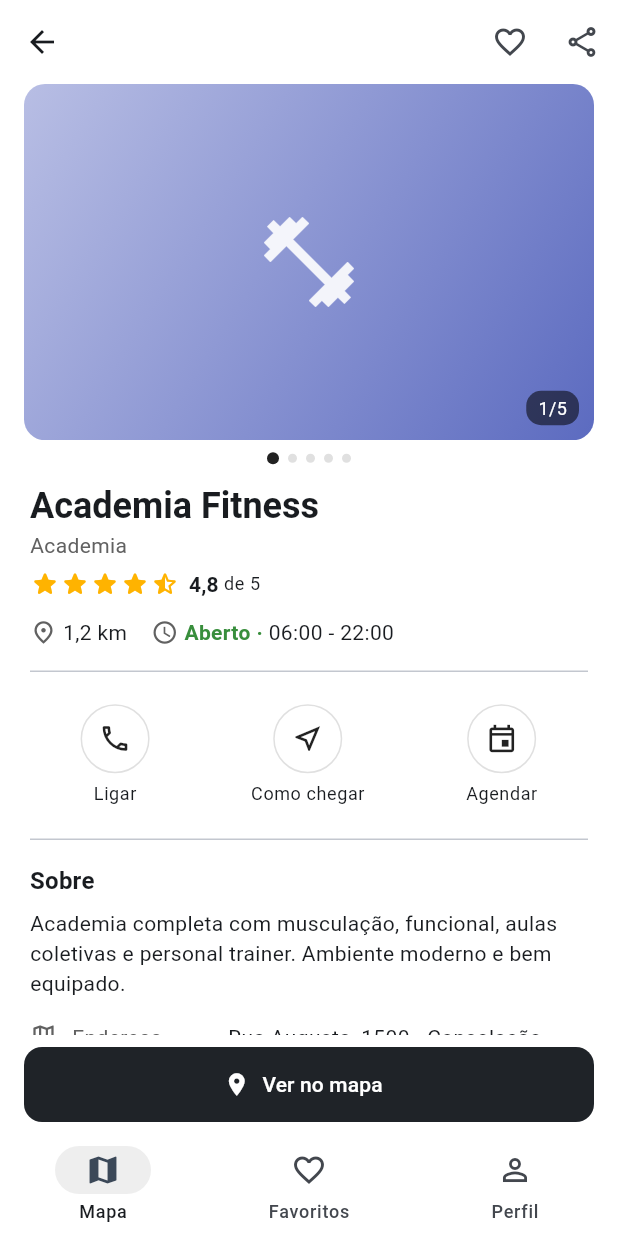
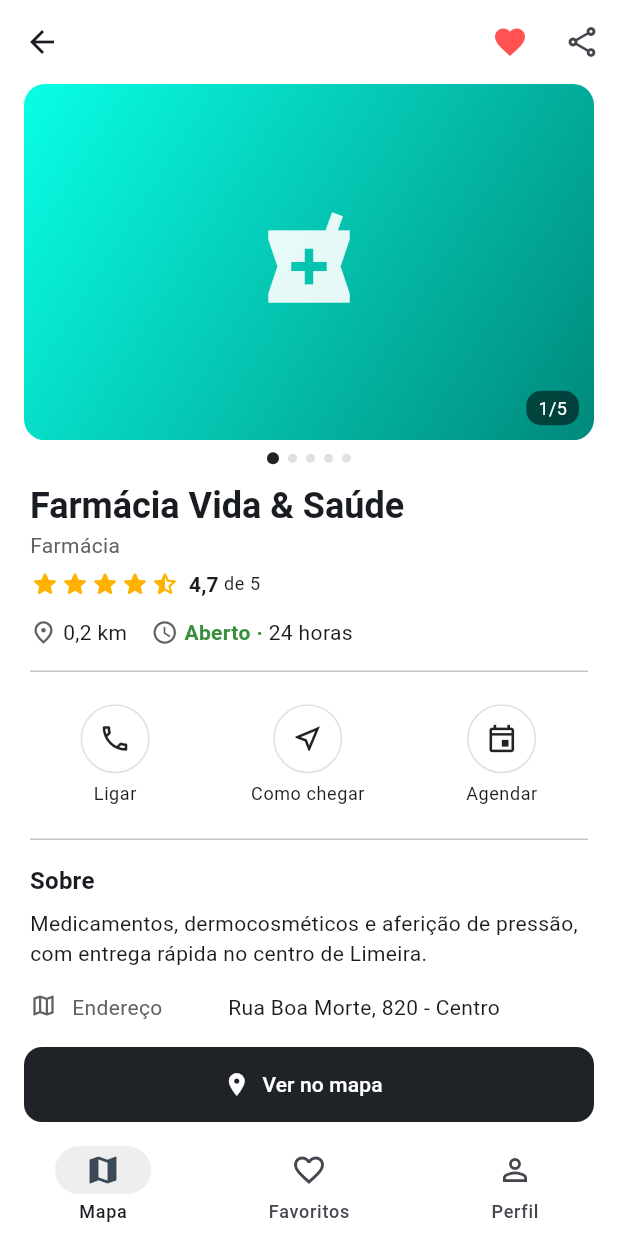
Before and after one commit to GabrielXavier125/Mobile, a Flutter app: the DetalhesScreen screen opened directly with sample values from the repository, on a phone screen of 412 x 824 dp. Run offline on Flutter 3.47's test engine with Material 3 defaults, Android fonts, the phone set to English and light mode, and no system bars; our stand-ins replace cloud_firestore, firebase_core, flutter_map, latlong2, sqflite_common_ffi; accounts and stored records are empty.

Commit message:
Foca o app em Limeira: cidade inicial e novos locais de exemplo
- Limeira passa a ser a cidade inicial do mapa; São Paulo, Campinas e
  Jundiaí continuam selecionáveis (exigidas pelo enunciado)
- 20 novos locais fictícios: 10 em Limeira (5 academias como no
  wireframe), 4 em Campinas, 3 em Jundiaí e 3 em São Paulo, com
  distâncias calculadas a partir do centro de cada cidade
- Regras do Firestore aceitam a cidade Limeira (publicadas)
- Testes, README e prints das telas atualizados
- Gerador da documentação técnica salvo em docs/gerador

Co-Authored-By: Claude Opus 5.5 <noreply@anthropic.com>

```diff
--- /dev/null
+++ b/Avaliação Formativa/mapa_locais/docs/gerador/package.json
@@ -0,0 +1,6 @@
+{
+  "name": "gerador-documentacao-mapa-locais",
+  "private": true,
+  "description": "Gera docs/Documentacao_Tecnica_Mapa_de_Locais.docx (node gerar_doc.js .. ../Documentacao_Tecnica_Mapa_de_Locais.docx)",
+  "dependencies": { "docx": "^9.0.0" }
+}
--- a/Avaliação Formativa/mapa_locais/lib/data/locais_exemplo.dart
+++ b/Avaliação Formativa/mapa_locais/lib/data/locais_exemplo.dart
@@ -1,170 +1,188 @@
 import '../models/local.dart';
 
-/// Locais fictícios usados para popular a coleção `locais` (20 documentos,
-/// ao menos cinco por cidade para preencher o mapa).
+/// Locais fictícios usados para popular a coleção `locais` (20 documentos).
+/// Limeira é a cidade principal (10 locais, cinco academias como no wireframe);
+/// São Paulo, Campinas e Jundiaí — exigidas pela avaliação — têm alguns locais.
+/// As distâncias são calculadas a partir do centro de cada cidade.
 const locaisExemplo = <Local>[
-  // ---------------- São Paulo ----------------
+  // ---------------- Limeira ----------------
+  Local(
+    id: '',
+    nome: 'Farmácia Vida & Saúde',
+    categoria: 'Farmácia',
+    cidade: 'Limeira',
+    avaliacao: 4.7,
+    distancia: 0.2,
+    horario: '24 horas',
+    descricao: 'Medicamentos, dermocosméticos e aferição de pressão, com '
+        'entrega rápida no centro de Limeira.',
+    favorito: true,
+    endereco: 'Rua Boa Morte, 820 - Centro',
+    telefone: '(19) 3400-1001',
+    latitude: -22.5634,
+    longitude: -47.4022,
+  ),
+  Local(
+    id: '',
+    nome: 'Café da Praça',
+    categoria: 'Café',
+    cidade: 'Limeira',
+    avaliacao: 4.8,
+    distancia: 0.3,
+    horario: '07:00 - 19:00',
+    descricao: 'Cafés especiais, pão de queijo e bolos caseiros pertinho da '
+        'Praça Toledo Barros.',
+    favorito: false,
+    endereco: 'Praça Toledo Barros, 45 - Centro',
+    telefone: '(19) 3400-1002',
+    latitude: -22.5672,
+    longitude: -47.3992,
+  ),
   Local(
     id: '',
     nome: 'Academia Fitness',
     categoria: 'Academia',
-    cidade: 'São Paulo',
+    cidade: 'Limeira',
     avaliacao: 4.8,
-    distancia: 1.2,
+    distancia: 0.8,
     horario: '06:00 - 22:00',
     descricao: 'Academia completa com musculação, funcional, aulas coletivas e '
         'personal trainer. Ambiente moderno e bem equipado.',
     favorito: false,
-    endereco: 'Rua Augusta, 1500 - Consolação',
-    telefone: '(11) 3000-1001',
-    latitude: -23.5572,
-    longitude: -46.6620,
+    endereco: 'Rua Senador Vergueiro, 1100 - Centro',
+    telefone: '(19) 3400-1003',
+    latitude: -22.5598,
+    longitude: -47.4066,
+  ),
+  Local(
+    id: '',
+    nome: 'Restaurante Sabor da Laranja',
+    categoria: 'Restaurante',
+    cidade: 'Limeira',
+    avaliacao: 4.6,
+    distancia: 0.8,
+    horario: '11:00 - 15:00',
+    descricao: 'Comida caseira no buffet por quilo e sobremesas de laranja, '
+        'em homenagem à Capital da Laranja.',
+    favorito: false,
+    endereco: 'Rua Barão de Cascalho, 650 - Centro',
+    telefone: '(19) 3400-1004',
+    latitude: -22.5701,
+    longitude: -47.3958,
+  ),
+  Local(
+    id: '',
+    nome: 'Hospital Santa Luzia',
+    categoria: 'Hospital',
+    cidade: 'Limeira',
+    avaliacao: 4.4,
+    distancia: 1.0,
+    horario: '24 horas',
+    descricao: 'Pronto-socorro 24h, exames de imagem, internação e atendimento '
+        'em diversas especialidades.',
+    favorito: false,
+    endereco: 'Rua Dr. Trajano de Barros Camargo, 900 - Centro',
+    telefone: '(19) 3400-1005',
+    latitude: -22.5584,
+    longitude: -47.3951,
   ),
   Local(
     id: '',
     nome: 'Smart Gym',
     categoria: 'Academia',
-    cidade: 'São Paulo',
+    cidade: 'Limeira',
     avaliacao: 4.5,
-    distancia: 2.4,
+    distancia: 1.4,
     horario: '05:00 - 23:00',
-    descricao: 'Rede de academias com aparelhos de última geração, área de '
-        'cardio ampla e horário estendido.',
+    descricao: 'Academia com aparelhos de última geração, área de cardio ampla '
+        'e horário estendido.',
     favorito: false,
-    endereco: 'Av. Brigadeiro Luís Antônio, 2300 - Jardim Paulista',
-    telefone: '(11) 3000-1002',
-    latitude: -23.5705,
-    longitude: -46.6490,
+    endereco: 'Av. Campinas, 1500',
+    telefone: '(19) 3400-1006',
+    latitude: -22.5753,
+    longitude: -47.4092,
+  ),
+  Local(
+    id: '',
+    nome: 'Mercado Laranjal',
+    categoria: 'Mercado',
+    cidade: 'Limeira',
+    avaliacao: 4.3,
+    distancia: 1.7,
+    horario: '07:00 - 22:00',
+    descricao: 'Supermercado de bairro com hortifrúti fresco, padaria própria '
+        'e suco de laranja da região.',
+    favorito: false,
+    endereco: 'Av. Santa Bárbara, 2100',
+    telefone: '(19) 3400-1007',
+    latitude: -22.5772,
+    longitude: -47.3912,
   ),
   Local(
     id: '',
     nome: 'Body Center',
     categoria: 'Academia',
-    cidade: 'São Paulo',
+    cidade: 'Limeira',
     avaliacao: 4.3,
-    distancia: 3.1,
+    distancia: 1.9,
     horario: '06:00 - 22:00',
     descricao: 'Musculação, pilates e avaliação física com acompanhamento de '
         'profissionais de educação física.',
     favorito: false,
-    endereco: 'Rua Vergueiro, 1200 - Paraíso',
-    telefone: '(11) 3000-1003',
-    latitude: -23.5745,
-    longitude: -46.6400,
+    endereco: 'Av. Major José Levy Sobrinho, 1800',
+    telefone: '(19) 3400-1008',
+    latitude: -22.5520,
+    longitude: -47.4130,
+  ),
+  Local(
+    id: '',
+    nome: 'Iron Gym',
+    categoria: 'Academia',
+    cidade: 'Limeira',
+    avaliacao: 4.2,
+    distancia: 2.5,
+    horario: '06:00 - 23:00',
+    descricao: 'Foco em musculação e levantamento de peso, com área de peso '
+        'livre e treinadores especializados.',
+    favorito: false,
+    endereco: 'Av. Maria Thereza Silveira de Barros Camargo, 3000',
+    telefone: '(19) 3400-1009',
+    latitude: -22.5475,
+    longitude: -47.3860,
   ),
   Local(
     id: '',
     nome: 'Proforma Academia',
     categoria: 'Academia',
-    cidade: 'São Paulo',
+    cidade: 'Limeira',
     avaliacao: 4.0,
-    distancia: 4.7,
+    distancia: 2.6,
     horario: '07:00 - 21:00',
     descricao: 'Academia de bairro com aulas de spinning, zumba e treinos '
         'funcionais em grupo.',
     favorito: false,
-    endereco: 'Rua Teodoro Sampaio, 800 - Pinheiros',
-    telefone: '(11) 3000-1004',
-    latitude: -23.5590,
-    longitude: -46.6800,
-  ),
-  Local(
-    id: '',
-    nome: 'Iron Gym',
-    categoria: 'Academia',
-    cidade: 'São Paulo',
-    avaliacao: 4.2,
-    distancia: 5.2,
-    horario: '06:00 - 23:00',
-    descricao: 'Foco em musculação e levantamento de peso, com área de '
-        'peso livre e treinadores especializados.',
-    favorito: false,
-    endereco: 'Av. da Liberdade, 500 - Liberdade',
-    telefone: '(11) 3000-1005',
-    latitude: -23.5590,
-    longitude: -46.6350,
-  ),
-  Local(
-    id: '',
-    nome: 'Cantina Bella Vista',
-    categoria: 'Restaurante',
-    cidade: 'São Paulo',
-    avaliacao: 4.6,
-    distancia: 1.8,
-    horario: '11:30 - 23:30',
-    descricao: 'Cantina italiana tradicional com massas artesanais, molhos da '
-        'casa e ambiente familiar.',
-    favorito: false,
-    endereco: 'Rua Treze de Maio, 900 - Bela Vista',
-    telefone: '(11) 3000-1006',
-    latitude: -23.5605,
-    longitude: -46.6460,
-  ),
-  Local(
-    id: '',
-    nome: 'Hospital Santa Luzia',
-    categoria: 'Hospital',
-    cidade: 'São Paulo',
-    avaliacao: 4.4,
-    distancia: 2.9,
-    horario: '24 horas',
-    descricao: 'Pronto-socorro 24h, exames de imagem, internação e atendimento '
-        'em diversas especialidades.',
-    favorito: false,
-    endereco: 'Rua Frei Caneca, 300 - Consolação',
-    telefone: '(11) 3000-1007',
-    latitude: -23.5520,
-    longitude: -46.6530,
-  ),
-  Local(
-    id: '',
-    nome: 'Farmácia Vida & Saúde',
-    categoria: 'Farmácia',
-    cidade: 'São Paulo',
-    avaliacao: 4.7,
-    distancia: 0.6,
-    horario: '24 horas',
-    descricao: 'Medicamentos, dermocosméticos e aferição de pressão. Entrega '
-        'rápida na região da Paulista.',
-    favorito: true,
-    endereco: 'Av. Paulista, 1500 - Bela Vista',
-    telefone: '(11) 3000-1008',
-    latitude: -23.5630,
-    longitude: -46.6545,
+    endereco: 'Av. Comendador Agostinho Prada, 2500',
+    telefone: '(19) 3400-1010',
+    latitude: -22.5838,
+    longitude: -47.4168,
   ),
 
   // ---------------- Campinas ----------------
   Local(
     id: '',
-    nome: 'Academia Power Fit',
-    categoria: 'Academia',
+    nome: 'Café do Largo',
+    categoria: 'Café',
     cidade: 'Campinas',
-    avaliacao: 4.6,
-    distancia: 1.5,
-    horario: '06:00 - 22:00',
-    descricao: 'Musculação, crossfit e aulas de luta em um espaço amplo e '
-        'climatizado.',
-    favorito: false,
-    endereco: 'Av. Norte-Sul, 600 - Cambuí',
+    avaliacao: 4.8,
+    distancia: 0.5,
+    horario: '07:00 - 19:00',
+    descricao: 'Cafés especiais, pães de fermentação natural e um cantinho '
+        'de leitura no centro histórico.',
+    favorito: true,
+    endereco: 'Largo do Rosário, 50 - Centro',
     telefone: '(19) 3200-2001',
-    latitude: -22.8970,
-    longitude: -47.0530,
-  ),
-  Local(
-    id: '',
-    nome: 'Studio Movimento',
-    categoria: 'Academia',
-    cidade: 'Campinas',
-    avaliacao: 4.4,
-    distancia: 2.7,
-    horario: '07:00 - 21:00',
-    descricao: 'Estúdio de pilates, yoga e treinamento funcional com turmas '
-        'reduzidas.',
-    favorito: false,
-    endereco: 'Rua Coronel Quirino, 1100 - Cambuí',
-    telefone: '(19) 3200-2002',
-    latitude: -22.8945,
-    longitude: -47.0490,
+    latitude: -22.9060,
+    longitude: -47.0600,
   ),
   Local(
     id: '',
@@ -178,9 +196,25 @@ const locaisExemplo = <Local>[
         'sobremesas típicas.',
     favorito: false,
     endereco: 'Rua Barão de Jaguara, 900 - Centro',
-    telefone: '(19) 3200-2003',
+    telefone: '(19) 3200-2002',
     latitude: -22.9050,
     longitude: -47.0590,
+  ),
+  Local(
+    id: '',
+    nome: 'Academia Power Fit',
+    categoria: 'Academia',
+    cidade: 'Campinas',
+    avaliacao: 4.6,
+    distancia: 1.5,
+    horario: '06:00 - 22:00',
+    descricao: 'Musculação, crossfit e aulas de luta em um espaço amplo e '
+        'climatizado.',
+    favorito: false,
+    endereco: 'Av. Norte-Sul, 600 - Cambuí',
+    telefone: '(19) 3200-2003',
+    latitude: -22.8970,
+    longitude: -47.0530,
   ),
   Local(
     id: '',
@@ -198,54 +232,39 @@ const locaisExemplo = <Local>[
     latitude: -22.8990,
     longitude: -47.0700,
   ),
-  Local(
-    id: '',
-    nome: 'Farmácia Popular Campinas',
-    categoria: 'Farmácia',
-    cidade: 'Campinas',
-    avaliacao: 4.5,
-    distancia: 0.8,
-    horario: '08:00 - 22:00',
-    descricao: 'Medicamentos genéricos, manipulação e programa de descontos '
-        'para idosos.',
-    favorito: false,
-    endereco: 'Rua Treze de Maio, 300 - Centro',
-    telefone: '(19) 3200-2005',
-    latitude: -22.9070,
-    longitude: -47.0620,
-  ),
-  Local(
-    id: '',
-    nome: 'Café do Largo',
-    categoria: 'Café',
-    cidade: 'Campinas',
-    avaliacao: 4.8,
-    distancia: 0.5,
-    horario: '07:00 - 19:00',
-    descricao: 'Cafés especiais, pães de fermentação natural e um cantinho '
-        'de leitura no centro histórico.',
-    favorito: true,
-    endereco: 'Largo do Rosário, 50 - Centro',
-    telefone: '(19) 3200-2006',
-    latitude: -22.9060,
-    longitude: -47.0600,
-  ),
 
   // ---------------- Jundiaí ----------------
   Local(
     id: '',
-    nome: 'Academia Corpo em Forma',
-    categoria: 'Academia',
+    nome: 'Farmácia Saúde Já',
+    categoria: 'Farmácia',
     cidade: 'Jundiaí',
-    avaliacao: 4.5,
-    distancia: 1.4,
-    horario: '06:00 - 22:00',
-    descricao: 'Musculação, natação e hidroginástica com piscina aquecida.',
+    avaliacao: 4.4,
+    distancia: 0.7,
+    horario: '24 horas',
+    descricao: 'Farmácia 24 horas com entrega em domicílio e aplicação de '
+        'vacinas.',
     favorito: false,
-    endereco: 'Av. Jundiaí, 1200 - Anhangabaú',
+    endereco: 'Rua do Rosário, 250 - Centro',
     telefone: '(11) 4500-3001',
-    latitude: -23.1800,
-    longitude: -46.8890,
+    latitude: -23.1830,
+    longitude: -46.9000,
+  ),
+  Local(
+    id: '',
+    nome: 'Cantina da Uva',
+    categoria: 'Restaurante',
+    cidade: 'Jundiaí',
+    avaliacao: 4.6,
+    distancia: 2.2,
+    horario: '11:30 - 22:30',
+    descricao: 'Culinária italiana e vinhos da região, em homenagem à '
+        'tradição da Festa da Uva.',
+    favorito: false,
+    endereco: 'Av. Nove de Julho, 1500 - Chácara Urbana',
+    telefone: '(11) 4500-3002',
+    latitude: -23.1900,
+    longitude: -46.8850,
   ),
   Local(
     id: '',
@@ -259,72 +278,58 @@ const locaisExemplo = <Local>[
         'os níveis.',
     favorito: false,
     endereco: 'Rua do Retiro, 800 - Jardim Ana Maria',
-    telefone: '(11) 4500-3002',
+    telefone: '(11) 4500-3003',
     latitude: -23.1950,
     longitude: -46.9050,
   ),
+
+  // ---------------- São Paulo ----------------
   Local(
     id: '',
-    nome: 'Cantina da Uva',
-    categoria: 'Restaurante',
-    cidade: 'Jundiaí',
-    avaliacao: 4.6,
-    distancia: 2.2,
-    horario: '11:30 - 22:30',
-    descricao: 'Culinária italiana e vinhos da região, em homenagem à '
-        'tradição da Festa da Uva.',
+    nome: 'Café Paulista',
+    categoria: 'Café',
+    cidade: 'São Paulo',
+    avaliacao: 4.5,
+    distancia: 0.3,
+    horario: '07:00 - 20:00',
+    descricao: 'Cafeteria com grãos selecionados e lanches rápidos na '
+        'Avenida Paulista.',
     favorito: false,
-    endereco: 'Av. Nove de Julho, 1500 - Chácara Urbana',
-    telefone: '(11) 4500-3003',
-    latitude: -23.1900,
-    longitude: -46.8850,
+    endereco: 'Av. Paulista, 1500 - Bela Vista',
+    telefone: '(11) 3000-4001',
+    latitude: -23.5630,
+    longitude: -46.6545,
   ),
   Local(
     id: '',
-    nome: 'Hospital Vale do Japi',
-    categoria: 'Hospital',
-    cidade: 'Jundiaí',
-    avaliacao: 4.1,
-    distancia: 2.8,
-    horario: '24 horas',
-    descricao: 'Atendimento de urgência e emergência, maternidade e UTI '
-        'adulto.',
+    nome: 'Cantina Bella Vista',
+    categoria: 'Restaurante',
+    cidade: 'São Paulo',
+    avaliacao: 4.6,
+    distancia: 1.8,
+    horario: '11:30 - 23:30',
+    descricao: 'Cantina italiana tradicional com massas artesanais, molhos da '
+        'casa e ambiente familiar.',
     favorito: false,
-    endereco: 'Rua Rangel Pestana, 600 - Centro',
-    telefone: '(11) 4500-3004',
-    latitude: -23.1840,
-    longitude: -46.8940,
+    endereco: 'Rua Treze de Maio, 900 - Bela Vista',
+    telefone: '(11) 3000-4002',
+    latitude: -23.5605,
+    longitude: -46.6460,
   ),
   Local(
     id: '',
-    nome: 'Mercado Bom Preço',
-    categoria: 'Mercado',
-    cidade: 'Jundiaí',
-    avaliacao: 4.3,
-    distancia: 1.0,
-    horario: '07:00 - 22:00',
-    descricao: 'Supermercado com hortifrúti fresco, padaria própria e '
-        'açougue.',
+    nome: 'Studio Movimento',
+    categoria: 'Academia',
+    cidade: 'São Paulo',
+    avaliacao: 4.4,
+    distancia: 2.5,
+    horario: '07:00 - 21:00',
+    descricao: 'Estúdio de pilates, yoga e treinamento funcional com turmas '
+        'reduzidas.',
     favorito: false,
-    endereco: 'Rua Barão de Jundiaí, 400 - Centro',
-    telefone: '(11) 4500-3005',
-    latitude: -23.1870,
-    longitude: -46.8990,
-  ),
-  Local(
-    id: '',
-    nome: 'Farmácia Saúde Já',
-    categoria: 'Farmácia',
-    cidade: 'Jundiaí',
-    avaliacao: 4.4,
-    distancia: 0.7,
-    horario: '24 horas',
-    descricao: 'Farmácia 24 horas com entrega em domicílio e aplicação de '
-        'vacinas.',
-    favorito: false,
-    endereco: 'Rua do Rosário, 250 - Centro',
-    telefone: '(11) 4500-3006',
-    latitude: -23.1830,
-    longitude: -46.9000,
+    endereco: 'Rua Teodoro Sampaio, 800 - Pinheiros',
+    telefone: '(11) 3000-4003',
+    latitude: -23.5590,
+    longitude: -46.6800,
   ),
 ];
--- a/Avaliação Formativa/mapa_locais/lib/models/cidade.dart
+++ b/Avaliação Formativa/mapa_locais/lib/models/cidade.dart
@@ -9,7 +9,10 @@ class Cidade {
 
   static const todas = 'Todas';
 
+  /// A primeira cidade é a que o app abre selecionada (Limeira, a cidade da turma).
+  /// São Paulo, Campinas e Jundiaí são exigidas pelo enunciado da avaliação.
   static const lista = [
+    Cidade('Limeira', LatLng(-22.5650, -47.4014)),
     Cidade('São Paulo', LatLng(-23.5613, -46.6565)),
     Cidade('Campinas', LatLng(-22.9056, -47.0608)),
     Cidade('Jundiaí', LatLng(-23.1857, -46.8978)),
```
Also changed, not shown: Avaliação Formativa/mapa_locais/docs/prints/cadastro_formulario.png, Avaliação Formativa/mapa_locais/docs/prints/exclusao_confirmacao.png, Avaliação Formativa/mapa_locais/docs/prints/tela1_mapa.png, Avaliação Formativa/mapa_locais/docs/prints/tela2_resultados.png, Avaliação Formativa/mapa_locais/docs/prints/tela3_detalhes.png, 7 other files.
